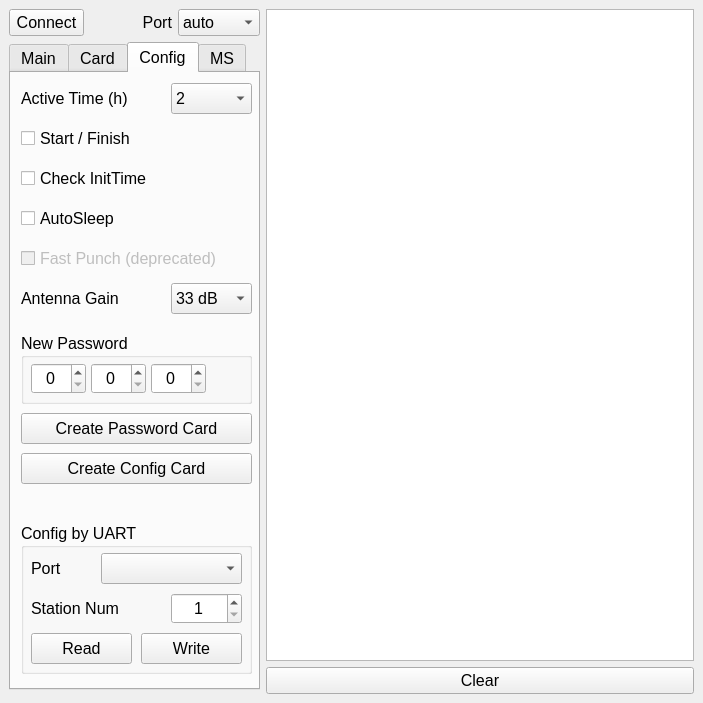
Before: the Qt Designer form design.ui in sportiduino/SportiduinoPQ, drawn with Qt 5.
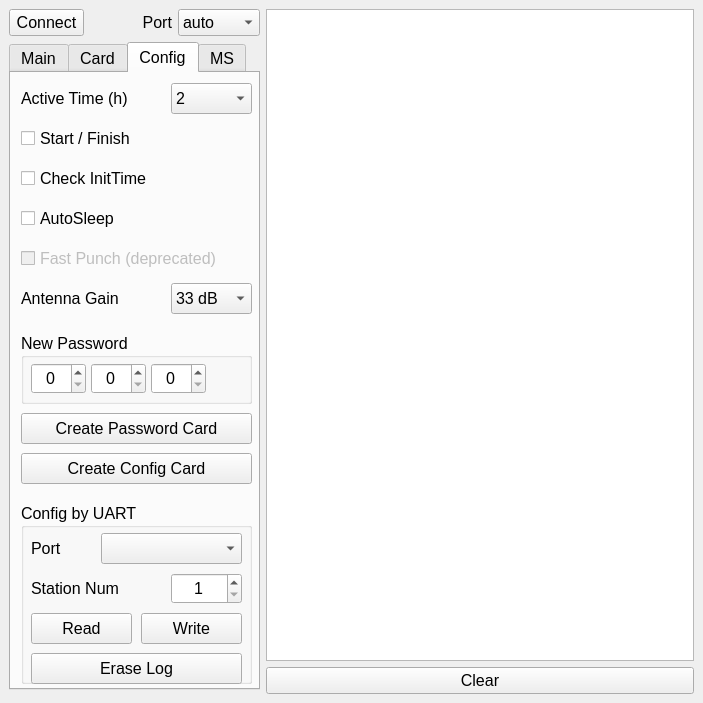
After: the same form once the commit is applied. The open tabs and pages were chosen to show the change.

Commit message: Button 'Erase log'

What changed in the file:
```diff
--- a/design.ui
+++ b/design.ui
@@ -981,9 +981,9 @@
             <property name="geometry">
              <rect>
               <x>10</x>
-              <y>450</y>
+              <y>430</y>
               <width>231</width>
-              <height>151</height>
+              <height>181</height>
              </rect>
             </property>
             <property name="title">
@@ -1109,6 +1109,22 @@
               <number>255</number>
              </property>
             </widget>
+            <widget class="QPushButton" name="eraseLogButton">
+             <property name="geometry">
+              <rect>
+               <x>10</x>
+               <y>150</y>
+               <width>211</width>
+               <height>31</height>
+              </rect>
+             </property>
+             <property name="toolTip">
+              <string>Erase log of a base station by UART (BS >=vX.10.0)</string>
+             </property>
+             <property name="text">
+              <string>Erase Log</string>
+             </property>
+            </widget>
            </widget>
            <widget class="QComboBox" name="cbAntennaGain">
             <property name="geometry">
```
Left out of the diff: 4 changed lines with no effect on the pictures. The commit also changes 4 other files.
